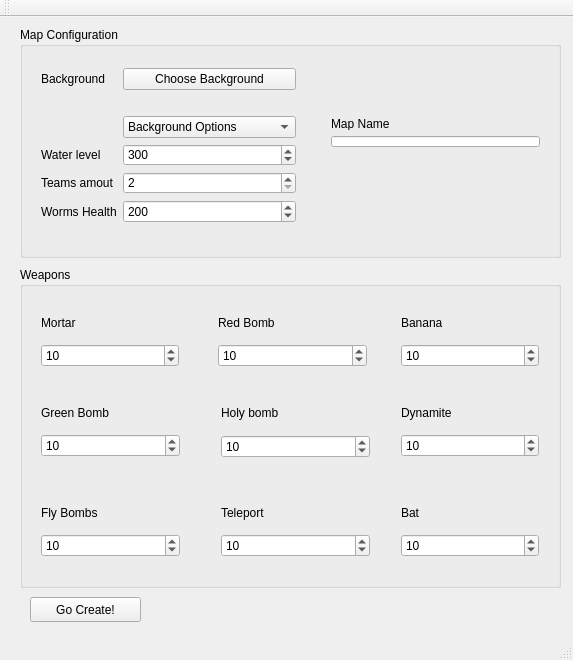
Above: editor/qtdesigner/editor_launcher.ui from gabyrobles93/worms-game-remake before the change. Below: the same form after it.
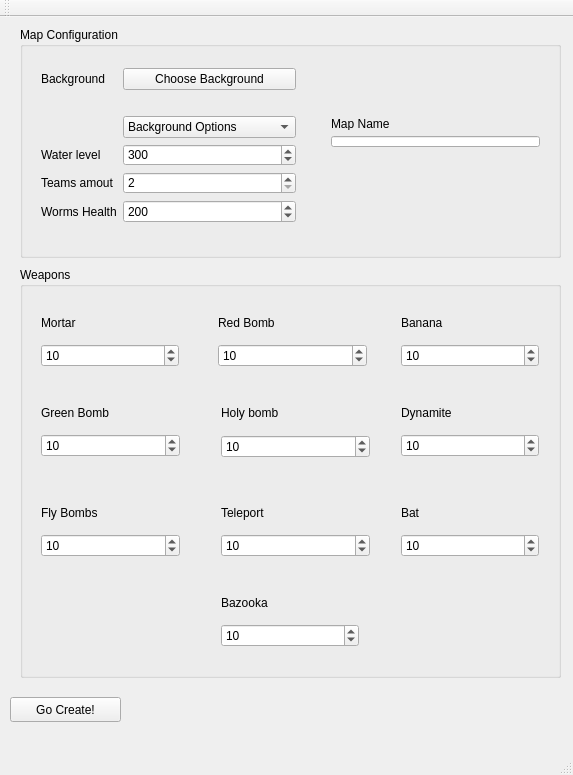
That is the form after the change. Icons and pictures are not drawn.

Commit message: fix de editor, explotaba proque la interface estaba desactualizada y no permitia setear cantidad de bazookas.

```diff
--- a/editor/qtdesigner/editor_launcher.ui
+++ b/editor/qtdesigner/editor_launcher.ui
@@ -7,7 +7,7 @@
     <x>0</x>
     <y>0</y>
     <width>573</width>
-    <height>660</height>
+    <height>775</height>
    </rect>
   </property>
   <property name="windowTitle">
@@ -20,7 +20,7 @@
       <x>20</x>
       <y>250</y>
       <width>541</width>
-      <height>321</height>
+      <height>411</height>
      </rect>
     </property>
     <property name="title">
@@ -417,6 +417,49 @@
       </item>
      </layout>
     </widget>
+    <widget class="QWidget" name="verticalLayoutWidget_11">
+     <property name="geometry">
+      <rect>
+       <x>190</x>
+       <y>310</y>
+       <width>160</width>
+       <height>81</height>
+      </rect>
+     </property>
+     <layout class="QVBoxLayout" name="weapon_bazooka">
+      <item>
+       <layout class="QHBoxLayout" name="horizontalLayout_4">
+        <item>
+         <widget class="QLabel" name="label_bazooka">
+          <property name="text">
+           <string>Bazooka</string>
+          </property>
+         </widget>
+        </item>
+        <item>
+         <widget class="QLabel" name="label_bazooka_picture_">
+          <property name="text">
+           <string/>
+          </property>
+          <property name="pixmap">
+           <pixmap resource="resources.qrc">:/resources/graphics/Weapon Icons/bazooka.1.png</pixmap>
+          </property>
+         </widget>
+        </item>
+       </layout>
+      </item>
+      <item>
+       <widget class="QSpinBox" name="bazooka_ammo">
+        <property name="maximum">
+         <number>999999999</number>
+        </property>
+        <property name="value">
+         <number>10</number>
+        </property>
+       </widget>
+      </item>
+     </layout>
+    </widget>
    </widget>
    <widget class="QGroupBox" name="group_map_config">
     <property name="geometry">
@@ -583,8 +626,8 @@
    <widget class="QPushButton" name="go_create">
     <property name="geometry">
      <rect>
-      <x>30</x>
-      <y>580</y>
+      <x>10</x>
+      <y>680</y>
       <width>111</width>
       <height>25</height>
      </rect>
@@ -597,7 +640,7 @@
     <property name="geometry">
      <rect>
       <x>150</x>
-      <y>580</y>
+      <y>680</y>
       <width>411</width>
       <height>20</height>
      </rect>
```
The commit also changes 4 other files.
